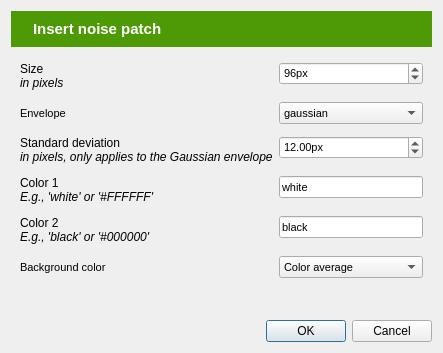
First picture: the form in resources/noise_patch_dialog.ui, repository open-cogsci/OpenSesame, before the edit.
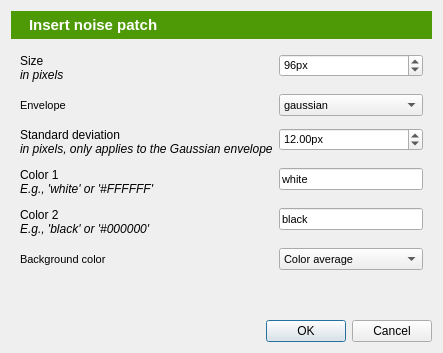
Second picture: the form after the edit. Icons and pictures are not drawn.

What changed in the file:
```diff
--- a/resources/noise_patch_dialog.ui
+++ b/resources/noise_patch_dialog.ui
@@ -27,6 +27,9 @@
 color: rgb(255, 255, 255);</string>
      </property>
      <layout class="QHBoxLayout" name="horizontalLayout">
+      <property name="margin">
+       <number>5</number>
+      </property>
       <item>
        <widget class="QLabel" name="label">
         <property name="sizePolicy">
```
